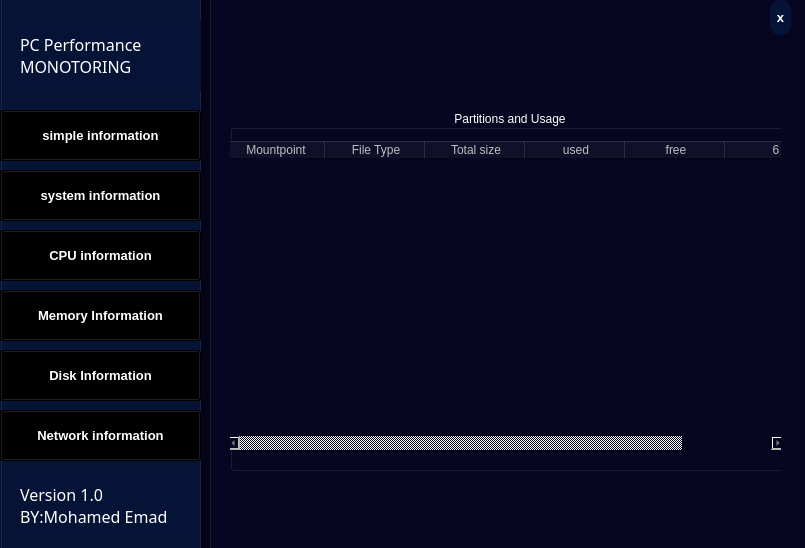
Above: form.ui from graphichology/Embbeded_Python_project before the change. Below: the same form after it.
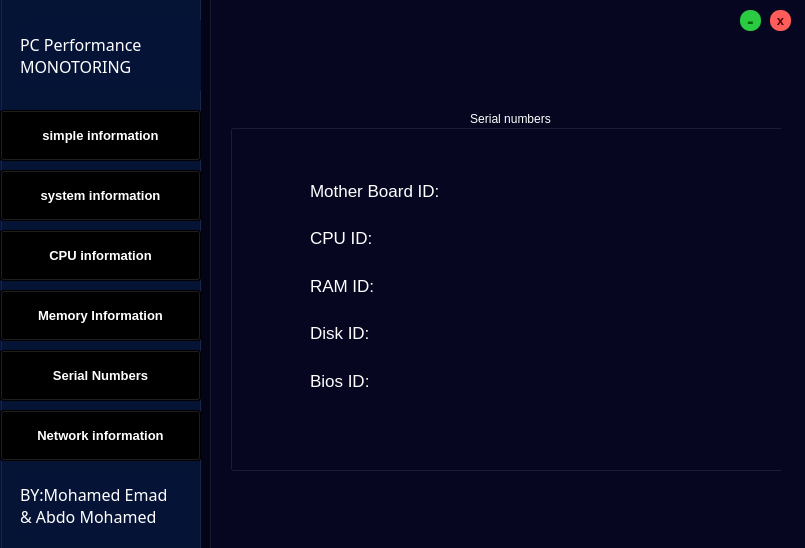
That is the form after the change. The open tabs and pages were chosen to show the change.

```diff
--- a/form.ui
+++ b/form.ui
@@ -38,9 +38,9 @@
    <property name="geometry">
     <rect>
      <x>770</x>
-     <y>0</y>
+     <y>10</y>
      <width>21</width>
-     <height>35</height>
+     <height>21</height>
     </rect>
    </property>
    <property name="font">
@@ -52,8 +52,8 @@
    </property>
    <property name="styleSheet">
     <string notr="true">QPushButton{
-color:white;
-background:rgb(5,19,54);
+color:#500004;
+background:#ff5c5a;
 border-radius:10;
 }</string>
    </property>
@@ -1041,7 +1041,7 @@
     }</string>
     </property>
     <property name="text">
-     <string>Disk Information</string>
+     <string>Serial Numbers</string>
     </property>
     <property name="flat">
      <bool>false</bool>
@@ -1602,8 +1602,8 @@
      <enum>QFrame::Plain</enum>
     </property>
     <property name="text">
-     <string>Version 1.0 
-BY:Mohamed Emad</string>
+     <string>BY:Mohamed Emad 
+&amp; Abdo Mohamed</string>
     </property>
     <property name="textFormat">
      <enum>Qt::PlainText</enum>
@@ -2394,7 +2394,7 @@
 }</string>
      </property>
      <property name="title">
-      <string>Partitions and Usage</string>
+      <string>Serial numbers</string>
      </property>
      <property name="alignment">
       <set>Qt::AlignCenter</set>
@@ -2405,73 +2405,107 @@
      <property name="checkable">
       <bool>false</bool>
      </property>
-     <widget class="QTableWidget" name="tableWidget">
-      <property name="enabled">
-       <bool>false</bool>
-      </property>
+     <widget class="QWidget" name="">
       <property name="geometry">
        <rect>
-        <x>-5</x>
-        <y>30</y>
-        <width>561</width>
-        <height>311</height>
+        <x>80</x>
+        <y>60</y>
+        <width>421</width>
+        <height>231</height>
        </rect>
       </property>
-      <property name="styleSheet">
-       <string notr="true">QTableWidget{
+      <layout class="QVBoxLayout" name="verticalLayout">
+       <item>
+        <widget class="QLabel" name="tot_mem_lbl_2">
+         <property name="font">
+          <font>
+           <pointsize>13</pointsize>
+          </font>
+         </property>
+         <property name="styleSheet">
+          <string notr="true">QLabel{
 color:white;
-}</string>
-      </property>
-      <property name="frameShadow">
-       <enum>QFrame::Plain</enum>
-      </property>
-      <property name="lineWidth">
-       <number>-1</number>
-      </property>
-      <property name="verticalScrollBarPolicy">
-       <enum>Qt::ScrollBarAsNeeded</enum>
-      </property>
-      <property name="horizontalScrollBarPolicy">
-       <enum>Qt::ScrollBarAsNeeded</enum>
-      </property>
-      <property name="showGrid">
-       <bool>true</bool>
-      </property>
-      <attribute name="horizontalHeaderVisible">
-       <bool>true</bool>
-      </attribute>
-      <attribute name="horizontalHeaderHighlightSections">
-       <bool>true</bool>
-      </attribute>
-      <attribute name="verticalHeaderVisible">
-       <bool>true</bool>
-      </attribute>
-      <column>
-       <property name="text">
-        <string>Mountpoint</string>
-       </property>
-      </column>
-      <column>
-       <property name="text">
-        <string>File Type</string>
-       </property>
-      </column>
-      <column>
-       <property name="text">
-        <string>Total size</string>
-       </property>
-      </column>
-      <column>
-       <property name="text">
-        <string>used</string>
-       </property>
-      </column>
-      <column>
-       <property name="text">
-        <string>free</string>
-       </property>
-      </column>
-      <column/>
+}
+</string>
+         </property>
+         <property name="text">
+          <string>Mother Board ID:</string>
+         </property>
+        </widget>
+       </item>
+       <item>
+        <widget class="QLabel" name="tot_mem_lbl_3">
+         <property name="font">
+          <font>
+           <pointsize>13</pointsize>
+          </font>
+         </property>
+         <property name="styleSheet">
+          <string notr="true">QLabel{
+color:white;
+}
+</string>
+         </property>
+         <property name="text">
+          <string>CPU ID:</string>
+         </property>
+        </widget>
+       </item>
+       <item>
+        <widget class="QLabel" name="tot_mem_lbl_4">
+         <property name="font">
+          <font>
+           <pointsize>13</pointsize>
+          </font>
+         </property>
+         <property name="styleSheet">
+          <string notr="true">QLabel{
+color:white;
+}
+</string>
+         </property>
+         <property name="text">
+          <string>RAM ID:</string>
+         </property>
+        </widget>
+       </item>
+       <item>
+        <widget class="QLabel" name="tot_mem_lbl_5">
+         <property name="font">
+          <font>
+           <pointsize>13</pointsize>
+          </font>
+         </property>
+         <property name="styleSheet">
+          <string notr="true">QLabel{
+color:white;
+}
+</string>
+         </property>
+         <property name="text">
+          <string>Disk ID:</string>
+         </property>
+        </widget>
+       </item>
+       <item>
+        <widget class="QLabel" name="tot_mem_lbl_6">
+         <property name="font">
+          <font>
+           <pointsize>13</pointsize>
+          </font>
+         </property>
+         <property name="styleSheet">
+          <string notr="true">QLabel{
+color:white;
+}
+</string>
+         </property>
+         <property name="text">
+          <string>Bios ID:</string>
+         </property>
+        </widget>
+       </item>
+      </layout>
      </widget>
     </widget>
    </widget>
@@ -2488,6 +2522,38 @@
     </widget>
    </widget>
   </widget>
+  <widget class="QPushButton" name="pushButton_2">
+   <property name="geometry">
+    <rect>
+     <x>740</x>
+     <y>10</y>
+     <width>21</width>
+     <height>21</height>
+    </rect>
+   </property>
+   <property name="font">
+    <font>
+     <pointsize>15</pointsize>
+     <weight>75</weight>
+     <bold>true</bold>
+    </font>
+   </property>
+   <property name="styleSheet">
+    <string notr="true">QPushButton{
+font-size:15pt;
+font-weight:bold;
+color:#006801;
+background-color: #2aca42;
+border-radius:10;
+}</string>
+   </property>
+   <property name="text">
+    <string>-</string>
+   </property>
+   <property name="flat">
+    <bool>false</bool>
+   </property>
+  </widget>
   <zorder>groupBox_2</zorder>
   <zorder>pushButton</zorder>
   <zorder>groupBox</zorder>
```
Left out of the diff: 103 changed lines with no effect on the pictures.
